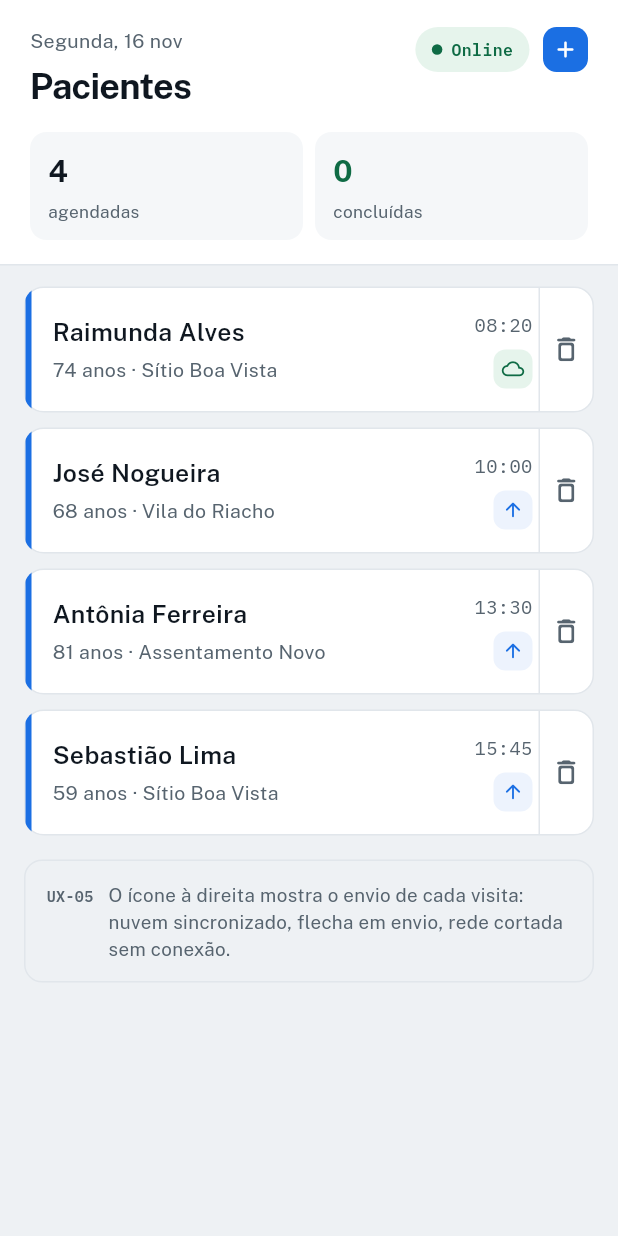
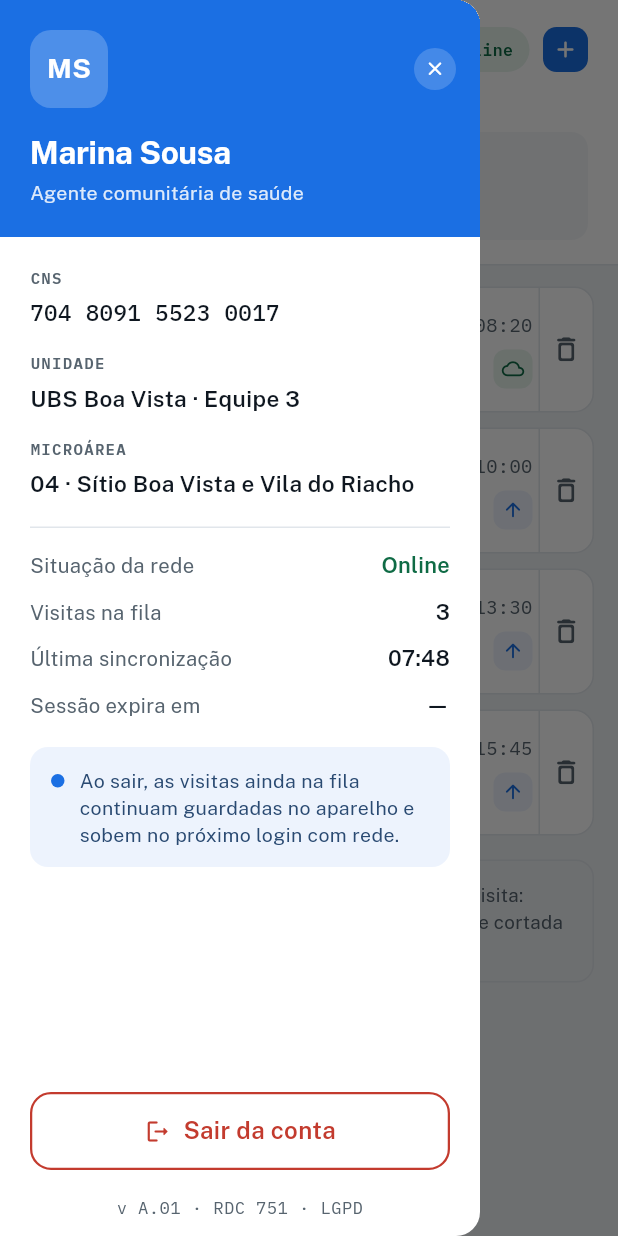
Before and after one commit to Madson1234/Dr.olhar-app, a Flutter app: the PacientesScreen screen opened directly, with the side drawer open (before the commit the screen has no drawer), on a phone screen of 412 x 824 dp. Run offline on Flutter 3.47's test engine with Material 3 defaults, Android fonts, the phone set to English and light mode, and no system bars; our stand-ins replace just_audio; missing offline and left inert: record.

Commit message:
Add agent profile drawer to the Pacientes screen
Hamburger icon in the top-left corner of Pacientes opens a session
panel: agent identity (CNS, unidade, microárea), network/sync status
(visitas na fila and sessão expira em are computed from real state —
patient sync status and a real 12h session countdown from login),
and a Sair da conta action that resets to the login screen.

```diff
--- a/app/lib/screens/pacientes_screen.dart
+++ b/app/lib/screens/pacientes_screen.dart
@@ -8,6 +8,7 @@ import '../theme/tokens.dart';
 import '../widgets/app_button.dart';
 import '../widgets/dialog_overlay.dart';
 import '../widgets/info_banner.dart';
+import '../widgets/perfil_drawer.dart';
 
 class PacientesScreen extends StatelessWidget {
   const PacientesScreen({super.key});
@@ -17,6 +18,7 @@ class PacientesScreen extends StatelessWidget {
     final state = context.watch<AppState>();
     return Scaffold(
       backgroundColor: AppColors.bg,
+      drawer: const PerfilDrawer(),
       body: SafeArea(
         child: Stack(
           children: [
@@ -73,6 +75,22 @@ class _Header extends StatelessWidget {
           Row(
             crossAxisAlignment: CrossAxisAlignment.start,
             children: [
+              SizedBox(
+                width: 36,
+                height: 36,
+                child: Material(
+                  color: Colors.transparent,
+                  borderRadius: BorderRadius.circular(10),
+                  child: InkWell(
+                    borderRadius: BorderRadius.circular(10),
+                    onTap: () => Scaffold.of(context).openDrawer(),
+                    child: const Center(
+                      child: Icon(Icons.menu_rounded, size: 22, color: AppColors.ink),
+                    ),
+                  ),
+                ),
+              ),
+              const SizedBox(width: 6),
               Expanded(
                 child: Column(
                   crossAxisAlignment: CrossAxisAlignment.start,
--- a/app/lib/state/app_state.dart
+++ b/app/lib/state/app_state.dart
@@ -63,6 +63,9 @@ class AppState extends ChangeNotifier {
   /// Caminho do arquivo WAV da captura em revisão (nulo fora da tela 07).
   String? caminhoGravado;
 
+  // Sessão offline de 12h (ver aviso LGPD da tela de login).
+  DateTime? _sessaoIniciadaEm;
+
   @override
   void dispose() {
     _timer?.cancel();
@@ -100,11 +103,32 @@ class AppState extends ChangeNotifier {
   }
 
   // ── Login ────────────────────────────────────────────────────────────
-  void entrar() => ir(Tela.hoje);
+  void entrar() {
+    _sessaoIniciadaEm = DateTime.now();
+    ir(Tela.hoje);
+  }
+
+  void sair() {
+    _sessaoIniciadaEm = null;
+    reiniciar();
+  }
+
+  /// Tempo restante da sessão offline de 12h, formatado "Xh Ymin".
+  String get sessaoExpiraEm {
+    final inicio = _sessaoIniciadaEm;
+    if (inicio == null) return '—';
+    final restante = inicio.add(const Duration(hours: 12)).difference(DateTime.now());
+    if (restante.isNegative) return 'expirada';
+    return '${restante.inHours} h ${restante.inMinutes % 60} min';
+  }
 
   // ── Pacientes ────────────────────────────────────────────────────────
   int get totalVisitas => pacientes.length;
   int get concluidas => coletados.isEmpty ? 0 : 1; // demo counter, matches prototype's fixed "1"
+
+  /// Visitas ainda não sincronizadas (ícone de nuvem/enviando/offline na
+  /// lista) — o que fica "guardado no aparelho" ao sair da conta.
+  int get visitasNaFila => pacientes.where((p) => p.sync != SyncBase.nuvem).length;
 
   void abrirPaciente(Paciente p) {
     pacienteSel = p.nome;
--- a/app/lib/widgets/app_button.dart
+++ b/app/lib/widgets/app_button.dart
@@ -54,6 +54,8 @@ class SecondaryButton extends StatelessWidget {
   final VoidCallback? onPressed;
   final double height;
   final Color textColor;
+  final Color borderColor;
+  final IconData? icon;
 
   const SecondaryButton({
     super.key,
@@ -61,6 +63,8 @@ class SecondaryButton extends StatelessWidget {
     required this.onPressed,
     this.height = 52,
     this.textColor = AppColors.ink,
+    this.borderColor = AppColors.line,
+    this.icon,
   });
 
   @override
@@ -74,14 +78,23 @@ class SecondaryButton extends StatelessWidget {
         child: InkWell(
           onTap: onPressed,
           borderRadius: BorderRadius.circular(AppRadii.button),
-          highlightColor: AppColors.hoverBorder.withValues(alpha: 0.15),
+          highlightColor: borderColor.withValues(alpha: 0.15),
           child: Container(
             decoration: BoxDecoration(
               borderRadius: BorderRadius.circular(AppRadii.button),
-              border: Border.all(color: AppColors.line, width: 1.5),
+              border: Border.all(color: borderColor, width: 1.5),
             ),
             child: Center(
-              child: Text(label, style: AppText.ps(16, weight: FontWeight.w600, color: textColor)),
+              child: Row(
+                mainAxisSize: MainAxisSize.min,
+                children: [
+                  if (icon != null) ...[
+                    Icon(icon, size: 18, color: textColor),
+                    const SizedBox(width: 8),
+                  ],
+                  Text(label, style: AppText.ps(16, weight: FontWeight.w600, color: textColor)),
+                ],
+              ),
             ),
           ),
         ),
--- /dev/null
+++ b/app/lib/widgets/perfil_drawer.dart
@@ -0,0 +1,180 @@
+import 'package:flutter/material.dart';
+import 'package:provider/provider.dart';
+
+import '../state/app_state.dart';
+import '../theme/tokens.dart';
+import 'app_button.dart';
+import 'info_banner.dart';
+
+/// Painel de sessão do agente — identidade, unidade, fila de sincronização
+/// e logout. Aberto pelo ícone de menu no cabeçalho de Pacientes.
+class PerfilDrawer extends StatelessWidget {
+  const PerfilDrawer({super.key});
+
+  static const _nome = 'Marina Sousa';
+  static const _iniciais = 'MS';
+  static const _cargo = 'Agente comunitária de saúde';
+  static const _cns = '704 8091 5523 0017';
+  static const _unidade = 'UBS Boa Vista · Equipe 3';
+  static const _microarea = '04 · Sítio Boa Vista e Vila do Riacho';
+  // Sem backend de sincronização real ainda — placeholder honesto até
+  // termos um horário de sync de verdade para mostrar aqui.
+  static const _ultimaSincronizacao = '07:48';
+
+  @override
+  Widget build(BuildContext context) {
+    final state = context.watch<AppState>();
+
+    return Drawer(
+      width: 320,
+      backgroundColor: AppColors.surf,
+      child: SafeArea(
+        child: Column(
+          crossAxisAlignment: CrossAxisAlignment.stretch,
+          children: [
+            Container(
+              padding: const EdgeInsets.fromLTRB(20, 20, 16, 20),
+              color: AppColors.acc,
+              child: Column(
+                crossAxisAlignment: CrossAxisAlignment.start,
+                children: [
+                  Row(
+                    children: [
+                      Container(
+                        width: 52,
+                        height: 52,
+                        decoration: BoxDecoration(
+                          color: Colors.white.withValues(alpha: 0.22),
+                          borderRadius: BorderRadius.circular(14),
+                        ),
+                        child: Center(
+                          child: Text(_iniciais, style: AppText.ps(18, weight: FontWeight.w700, color: Colors.white)),
+                        ),
+                      ),
+                      const Spacer(),
+                      SizedBox(
+                        width: 28,
+                        height: 28,
+                        child: Material(
+                          color: Colors.white.withValues(alpha: 0.18),
+                          shape: const CircleBorder(),
+                          child: InkWell(
+                            customBorder: const CircleBorder(),
+                            onTap: () => Navigator.of(context).pop(),
+                            child: const Icon(Icons.close_rounded, size: 15, color: Colors.white),
+                          ),
+                        ),
+                      ),
+                    ],
+                  ),
+                  const SizedBox(height: 14),
+                  Text(_nome, style: AppText.ps(21, weight: FontWeight.w700, color: Colors.white, letterSpacing: -0.01 * 21)),
+                  const SizedBox(height: 3),
+                  Text(_cargo, style: AppText.ps(13, color: Colors.white.withValues(alpha: 0.85))),
+                ],
+              ),
+            ),
+            Expanded(
+              child: ListView(
+                padding: const EdgeInsets.fromLTRB(20, 20, 20, 12),
+                children: [
+                  _Campo(rotulo: 'CNS', valor: _cns, mono: true),
+                  const SizedBox(height: 16),
+                  _Campo(rotulo: 'Unidade', valor: _unidade),
+                  const SizedBox(height: 16),
+                  _Campo(rotulo: 'Microárea', valor: _microarea),
+                  const SizedBox(height: 18),
+                  const Divider(color: AppColors.line, height: 1),
+                  const SizedBox(height: 14),
+                  _LinhaInfo(
+                    rotulo: 'Situação da rede',
+                    valor: state.online ? 'Online' : 'Offline',
+                    cor: state.online ? AppColors.okTxt : AppColors.warnTxt,
+                  ),
+                  const SizedBox(height: 10),
+                  _LinhaInfo(rotulo: 'Visitas na fila', valor: '${state.visitasNaFila}'),
+                  const SizedBox(height: 10),
+                  const _LinhaInfo(rotulo: 'Última sincronização', valor: _ultimaSincronizacao),
+                  const SizedBox(height: 10),
+                  _LinhaInfo(rotulo: 'Sessão expira em', valor: state.sessaoExpiraEm),
+                  const SizedBox(height: 18),
+                  const DotBanner(
+                    bg: AppColors.chip,
+                    dotColor: AppColors.acc,
+                    textColor: AppColors.chipTxt,
+                    text: 'Ao sair, as visitas ainda na fila continuam guardadas no aparelho e '
+                        'sobem no próximo login com rede.',
+                  ),
+                ],
+              ),
+            ),
+            Padding(
+              padding: const EdgeInsets.fromLTRB(20, 0, 20, 16),
+              child: SecondaryButton(
+                label: 'Sair da conta',
+                icon: Icons.logout_rounded,
+                borderColor: AppColors.bad,
+                textColor: AppColors.bad,
+                onPressed: () {
+                  Navigator.of(context).pop();
+                  state.sair();
+                },
+              ),
+            ),
+            Padding(
+              padding: const EdgeInsets.only(bottom: 12),
+              child: Text(
+                'v A.01 · RDC 751 · LGPD',
+                textAlign: TextAlign.center,
+                style: AppText.mono(11.5, color: AppColors.mut),
+              ),
+            ),
+          ],
+        ),
+      ),
+    );
+  }
+}
+
+class _Campo extends StatelessWidget {
+  final String rotulo;
+  final String valor;
+  final bool mono;
+  const _Campo({required this.rotulo, required this.valor, this.mono = false});
+
+  @override
+  Widget build(BuildContext context) {
+    return Column(
+      crossAxisAlignment: CrossAxisAlignment.start,
+      children: [
+        Text(
+          rotulo.toUpperCase(),
+          style: AppText.mono(10.5, weight: FontWeight.w600, letterSpacing: 0.08 * 10.5, color: AppColors.mut),
+        ),
+        const SizedBox(height: 5),
+        Text(
+          valor,
+          style: mono ? AppText.mono(15, weight: FontWeight.w500) : AppText.ps(15, weight: FontWeight.w600),
+        ),
+      ],
+    );
+  }
+}
+
+class _LinhaInfo extends StatelessWidget {
+  final String rotulo;
+  final String valor;
+  final Color cor;
+  const _LinhaInfo({required this.rotulo, required this.valor, this.cor = AppColors.ink});
+
+  @override
+  Widget build(BuildContext context) {
+    return Row(
+      mainAxisAlignment: MainAxisAlignment.spaceBetween,
+      children: [
+        Text(rotulo, style: AppText.ps(13.5, color: AppColors.mut)),
+        Text(valor, style: AppText.ps(14.5, weight: FontWeight.w600, color: cor)),
+      ],
+    );
+  }
+}
```
